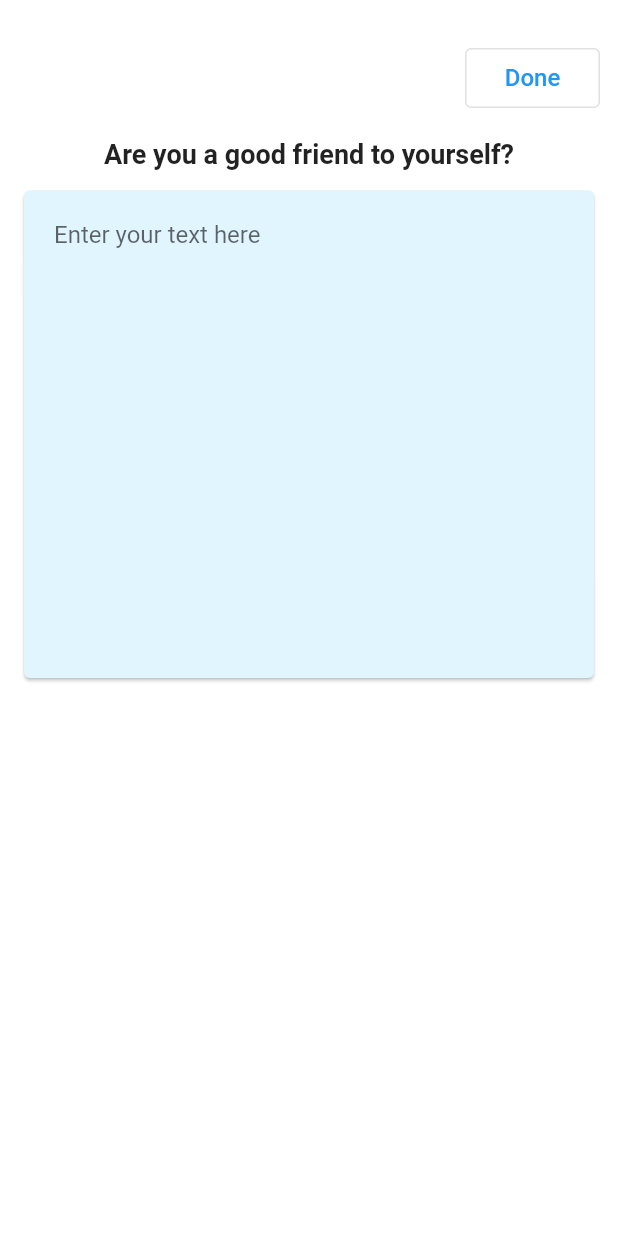
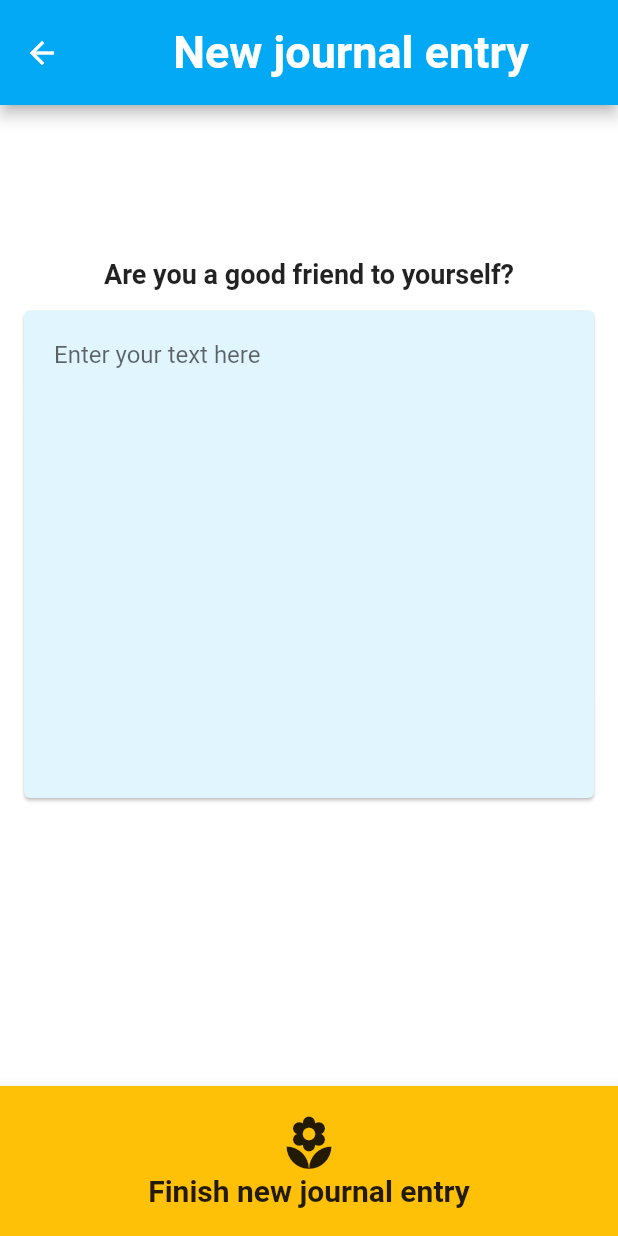
Before and after one commit to lucampor/stepping_stones, a Flutter app: the JournalPage screen opened directly, on a phone screen of 412 x 824 dp. Run offline on Flutter 3.47's test engine with Material 2 defaults, Android fonts, the phone set to English and light mode, and no system bars; our stand-ins replace step_progress_indicator.

Commit message:
Changed done button

```diff
--- a/lib/journaling/new_journal.dart
+++ b/lib/journaling/new_journal.dart
@@ -63,14 +63,52 @@ class _JournalPageState extends State<JournalPage> {
 
     return Scaffold(
         backgroundColor: const Color(0xFFFFFFFF),
+        bottomNavigationBar: BottomAppBar(
+      height: 100,
+      padding: const EdgeInsets.all(0.0),
+      child: Container(
+        color: Colors.amber,
+        child: InkWell(
+            onTap: () { Navigator.pop(context); },
+            child: const Column(
+              mainAxisAlignment: MainAxisAlignment.center,
+              children: [
+                Icon(Icons.local_florist,
+                  size: 40,
+                ),
+                Text("Finish new journal entry",
+                  textAlign: TextAlign.center,
+                  style: TextStyle(
+                    fontWeight: FontWeight.bold,
+                    fontSize: 20,
+                  ),
+                ),
+              ],
+            ),
+          ),
+      ),
+    ),
+        appBar: AppBar(
+      backgroundColor:
+          Colors.lightBlue, //Theme.of(context).colorScheme.primary,
+      toolbarHeight: 70,
+      centerTitle: true,
+
+      title: const Center(
+        child: Text(
+          "New journal entry",
+          style: TextStyle(fontSize: 30, fontWeight: FontWeight.bold),
+        ),
+      ),
+    ),
         body: Padding(
             padding: const EdgeInsets.fromLTRB(12, 32, 12, 32),
             child: Scaffold(
       backgroundColor: const Color(0xFFFFFFFF),
       body: Column(
         children: <Widget>[
-          navButtons,
-          const SizedBox(height: 20),
+          //navButtons,
+          const SizedBox(height: 70),
           questionText,
           const SizedBox(height: 10),
           Card(
```
